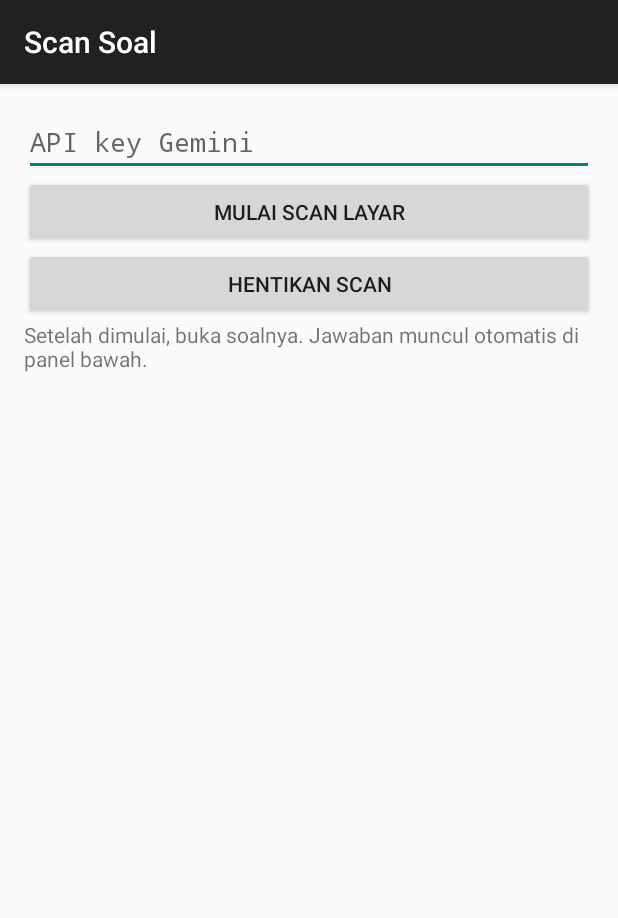
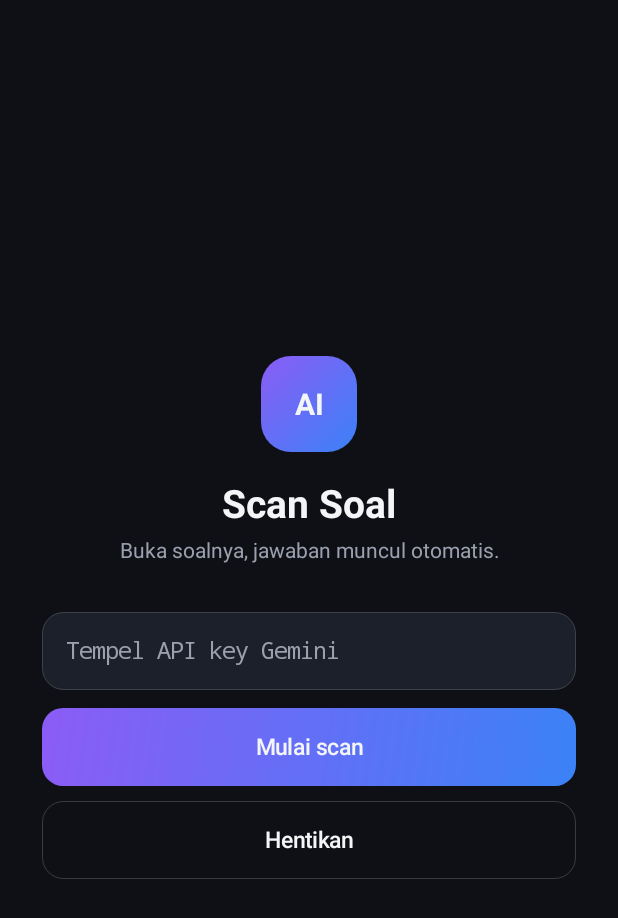
Before and after one commit to ucupaja123/FloatingTranslate, an Android app: the SoalActivity screen opened directly, with no data from a screen before it, on a phone screen of 412 x 824 dp. Shown: the top 918 px of the screen. Run offline under Robolectric (Android 15) with nearby library versions, the phone set to English and light mode, and no system bars.

Commit message:
UI scan soal baru

```diff
--- a/app/build.gradle.kts
+++ b/app/build.gradle.kts
@@ -11,8 +11,8 @@ android {
         applicationId = "com.example.floatingtranslate"
         minSdk = 26
         targetSdk = 34
-        versionCode = 4
-        versionName = "4.0"
+        versionCode = 5
+        versionName = "5.0"
     }
 
     buildTypes {
--- a/app/src/main/AndroidManifest.xml
+++ b/app/src/main/AndroidManifest.xml
@@ -27,7 +27,8 @@
             android:name=".SoalActivity"
             android:configChanges="orientation|screenSize|screenLayout|keyboardHidden|smallestScreenSize|uiMode"
             android:exported="false"
-            android:label="Scan Soal" />
+            android:label="Scan Soal"
+            android:theme="@style/Theme.AppCompat.NoActionBar" />
 
         <service
             android:name=".SoalService"
--- a/app/src/main/java/com/example/floatingtranslate/Gemini.kt
+++ b/app/src/main/java/com/example/floatingtranslate/Gemini.kt
@@ -28,8 +28,10 @@ object Gemini {
         val parts = JSONArray().put(
             JSONObject().put(
                 "text",
-                "Jawab soal berikut dalam bahasa Indonesia. Tulis jawabannya, lalu penjelasan singkat. " +
-                    "Kalau gambarnya tidak terbaca atau tidak ada soal, katakan saja. Tanpa format markdown."
+                "Jawab soal pada gambar dalam bahasa Indonesia. Baris pertama hanya jawabannya, " +
+                    "lalu baris baru berisi penjelasan maksimal 2 kalimat. Kalau ada beberapa soal, " +
+                    "tulis nomor dan jawabannya. Kalau tidak terbaca atau tidak ada soal, katakan saja " +
+                    "dengan singkat. Abaikan kotak abu-abu. Tanpa format markdown."
             )
         )
         val jpg = ByteArrayOutputStream()
--- a/app/src/main/java/com/example/floatingtranslate/SoalActivity.kt
+++ b/app/src/main/java/com/example/floatingtranslate/SoalActivity.kt
@@ -3,16 +3,18 @@ package com.example.floatingtranslate
 import android.Manifest
 import android.content.Intent
 import android.content.pm.PackageManager
+import android.graphics.Typeface
 import android.media.projection.MediaProjectionManager
 import android.net.Uri
 import android.os.Build
 import android.os.Bundle
 import android.provider.Settings
 import android.text.InputType
-import android.view.View
+import android.view.Gravity
 import android.widget.Button
 import android.widget.EditText
 import android.widget.LinearLayout
+import android.widget.ScrollView
 import android.widget.TextView
 import androidx.activity.result.contract.ActivityResultContracts
 import androidx.appcompat.app.AppCompatActivity
@@ -45,28 +47,66 @@ class SoalActivity : AppCompatActivity() {
 
     override fun onCreate(savedInstanceState: Bundle?) {
         super.onCreate(savedInstanceState)
-        val pad = (16 * resources.displayMetrics.density).toInt()
-        val root = LinearLayout(this).apply {
-            orientation = LinearLayout.VERTICAL
-            setPadding(pad, pad, pad, pad)
+        window.statusBarColor = Ui.BG
+        window.navigationBarColor = Ui.BG
+
+        val logo = text("AI", 20f, Ui.TEXT).apply {
+            gravity = Gravity.CENTER
+            typeface = Typeface.DEFAULT_BOLD
+            background = Ui.gradient(this@SoalActivity, 20)
         }
         keyInput = EditText(this).apply {
-            hint = "API key Gemini"
+            hint = "Tempel API key Gemini"
+            textSize = 15f
+            setTextColor(Ui.TEXT)
+            setHintTextColor(Ui.MUTED)
             isSingleLine = true
             inputType = InputType.TYPE_CLASS_TEXT or InputType.TYPE_TEXT_VARIATION_PASSWORD
+            background = Ui.box(this@SoalActivity, Ui.FIELD, 14, Ui.LINE)
+            setPadding(dp(16), 0, dp(16), 0)
             setText(Gemini.prefs(this@SoalActivity).getString("key", ""))
         }
-        root.addView(keyInput)
-        root.addView(button("Mulai scan layar") {
+        val start = button("Mulai scan") {
             save()
             if (keyInput.text.isBlank()) keyInput.setError("Isi dulu API key")
             else startScan(askNotification = true)
+        }
+        start.background = Ui.gradient(this, 14)
+        val stop = button("Hentikan") { stopService(Intent(this, SoalService::class.java)) }
+        stop.background = Ui.box(this, Ui.BG, 14, Ui.LINE)
+
+        val root = LinearLayout(this).apply {
+            orientation = LinearLayout.VERTICAL
+            gravity = Gravity.CENTER
+            setPadding(dp(28), dp(28), dp(28), dp(28))
+            addView(logo, LinearLayout.LayoutParams(dp(64), dp(64)))
+            addView(text("Scan Soal", 26f, Ui.TEXT).apply {
+                typeface = Typeface.DEFAULT_BOLD
+                setPadding(0, dp(16), 0, dp(4))
+            })
+            addView(text("Buka soalnya, jawaban muncul otomatis.", 14f, Ui.MUTED))
+            addView(keyInput, row(32))
+            addView(start, row(12))
+            addView(stop, row(10))
+        }
+        setContentView(ScrollView(this).apply {
+            isFillViewport = true
+            setBackgroundColor(Ui.BG)
+            addView(root)
         })
-        root.addView(button("Hentikan scan") { stopService(Intent(this, SoalService::class.java)) })
-        root.addView(TextView(this).apply {
-            text = "Setelah dimulai, buka soalnya. Jawaban muncul otomatis di panel bawah."
-        })
-        setContentView(root)
+    }
+
+    private fun dp(value: Int) = Ui.dp(this, value)
+
+    private fun row(top: Int) = LinearLayout.LayoutParams(
+        LinearLayout.LayoutParams.MATCH_PARENT, dp(52)
+    ).apply { topMargin = dp(top) }
+
+    private fun text(value: String, size: Float, color: Int) = TextView(this).apply {
+        text = value
+        textSize = size
+        setTextColor(color)
+        gravity = Gravity.CENTER
     }
 
     override fun onPause() {
@@ -74,9 +114,13 @@ class SoalActivity : AppCompatActivity() {
         super.onPause()
     }
 
-    private fun button(label: String, action: (View) -> Unit) = Button(this).also {
-        it.text = label
-        it.setOnClickListener(action)
+    private fun button(label: String, action: () -> Unit) = Button(this).apply {
+        text = label
+        textSize = 15f
+        isAllCaps = false
+        setTextColor(Ui.TEXT)
+        stateListAnimator = null
+        setOnClickListener { action() }
     }
 
     private fun save() {
--- /dev/null
+++ b/app/src/main/java/com/example/floatingtranslate/Ui.kt
@@ -0,0 +1,30 @@
+package com.example.floatingtranslate
+
+import android.content.Context
+import android.graphics.Color
+import android.graphics.drawable.GradientDrawable
+
+object Ui {
+    val BG = Color.parseColor("#0E1016")
+    val CARD = Color.parseColor("#F2161922")
+    val FIELD = Color.parseColor("#1C202B")
+    val LINE = Color.parseColor("#2EFFFFFF")
+    val TEXT = Color.parseColor("#F4F5F7")
+    val MUTED = Color.parseColor("#9AA0AE")
+    val PURPLE = Color.parseColor("#8B5CF6")
+    val BLUE = Color.parseColor("#3B82F6")
+    val GREEN = Color.parseColor("#34D399")
+    val RED = Color.parseColor("#F87171")
+
+    fun dp(context: Context, value: Int) = (value * context.resources.displayMetrics.density).toInt()
+
+    fun box(context: Context, color: Int, radius: Int, stroke: Int? = null) = GradientDrawable().apply {
+        setColor(color)
+        cornerRadius = dp(context, radius).toFloat()
+        if (stroke != null) setStroke(dp(context, 1), stroke)
+    }
+
+    fun gradient(context: Context, radius: Int) = GradientDrawable(
+        GradientDrawable.Orientation.TL_BR, intArrayOf(PURPLE, BLUE)
+    ).apply { cornerRadius = dp(context, radius).toFloat() }
+}
```
Also changed, not shown: app/src/main/java/com/example/floatingtranslate/ScanCard.kt (added, +203 -0 lines), app/src/main/java/com/example/floatingtranslate/SoalService.kt (+26 -88 lines).
